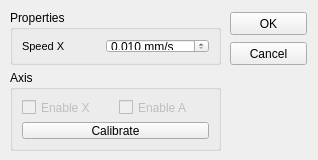
itom-project/plugins, file AerotechA3200/dialogAerotechA3200.ui: the form before one commit.
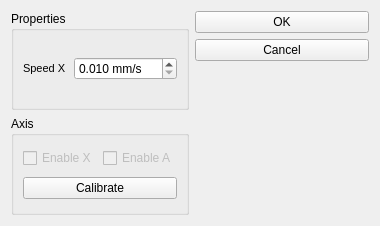
The form after the commit.

What changed in the file:
```diff
--- a/AerotechA3200/dialogAerotechA3200.ui
+++ b/AerotechA3200/dialogAerotechA3200.ui
@@ -6,46 +6,18 @@
    <rect>
     <x>0</x>
     <y>0</y>
-    <width>318</width>
-    <height>160</height>
+    <width>380</width>
+    <height>226</height>
    </rect>
   </property>
-  <property name="minimumSize">
-   <size>
-    <width>318</width>
-    <height>160</height>
-   </size>
-  </property>
-  <property name="maximumSize">
-   <size>
-    <width>318</width>
-    <height>160</height>
-   </size>
-  </property>
   <property name="windowTitle">
    <string>Dialog</string>
   </property>
+  <layout class="QHBoxLayout" name="horizontalLayout">
+   <item>
+    <layout class="QVBoxLayout" name="verticalLayout_3">
+     <item>
   <widget class="QGroupBox" name="groupProperties">
-   <property name="geometry">
-    <rect>
-     <x>10</x>
-     <y>10</y>
-     <width>211</width>
-     <height>55</height>
-    </rect>
-   </property>
-   <property name="minimumSize">
-    <size>
-     <width>211</width>
-     <height>0</height>
-    </size>
-   </property>
-   <property name="maximumSize">
-    <size>
-     <width>211</width>
-     <height>16777215</height>
-    </size>
-   </property>
    <property name="title">
     <string>Properties</string>
    </property>
@@ -84,44 +56,16 @@
     </item>
    </layout>
   </widget>
+     </item>
+     <item>
   <widget class="QGroupBox" name="groupAxis">
-   <property name="geometry">
-    <rect>
-     <x>10</x>
-     <y>70</y>
-     <width>211</width>
-     <height>81</height>
-    </rect>
-   </property>
-   <property name="minimumSize">
-    <size>
-     <width>211</width>
-     <height>0</height>
-    </size>
-   </property>
-   <property name="maximumSize">
-    <size>
-     <width>211</width>
-     <height>16777215</height>
-    </size>
-   </property>
    <property name="title">
     <string>Axis</string>
    </property>
    <layout class="QVBoxLayout" name="verticalLayout">
     <item>
-     <layout class="QGridLayout" name="gridLayout_2">
-      <item row="0" column="1">
-       <widget class="QCheckBox" name="checkBox_EnableA">
-        <property name="enabled">
-         <bool>false</bool>
-        </property>
-        <property name="text">
-         <string>Enable A</string>
-        </property>
-       </widget>
-      </item>
-      <item row="0" column="0">
+         <layout class="QHBoxLayout" name="horizontalLayout_2">
+          <item>
        <widget class="QCheckBox" name="checkBox_EnableX">
         <property name="enabled">
          <bool>false</bool>
@@ -131,6 +75,16 @@
         </property>
        </widget>
       </item>
+          <item>
+           <widget class="QCheckBox" name="checkBox_EnableA">
+            <property name="enabled">
+             <bool>false</bool>
+            </property>
+            <property name="text">
+             <string>Enable A</string>
+            </property>
+           </widget>
+          </item>
      </layout>
     </item>
     <item>
@@ -145,15 +99,13 @@
     </item>
    </layout>
   </widget>
+     </item>
+    </layout>
+   </item>
+   <item>
+    <layout class="QVBoxLayout" name="verticalLayout_4">
+     <item>
   <widget class="QPushButton" name="okButton">
-   <property name="geometry">
-    <rect>
-     <x>230</x>
-     <y>12</y>
-     <width>77</width>
-     <height>23</height>
-    </rect>
-   </property>
    <property name="text">
     <string>OK</string>
    </property>
@@ -161,15 +113,9 @@
     <bool>false</bool>
    </property>
   </widget>
+     </item>
+     <item>
   <widget class="QPushButton" name="cancelButton">
-   <property name="geometry">
-    <rect>
-     <x>230</x>
-     <y>42</y>
-     <width>77</width>
-     <height>23</height>
-    </rect>
-   </property>
    <property name="text">
     <string>Cancel</string>
    </property>
@@ -177,6 +123,23 @@
     <bool>false</bool>
    </property>
   </widget>
+     </item>
+     <item>
+      <spacer name="verticalSpacer">
+       <property name="orientation">
+        <enum>Qt::Vertical</enum>
+       </property>
+       <property name="sizeHint" stdset="0">
+        <size>
+         <width>20</width>
+         <height>40</height>
+        </size>
+       </property>
+      </spacer>
+     </item>
+    </layout>
+   </item>
+  </layout>
  </widget>
  <tabstops>
   <tabstop>doubleSpinBox_Speed</tabstop>
```
Lines whose indentation alone changed are shown as unchanged.
